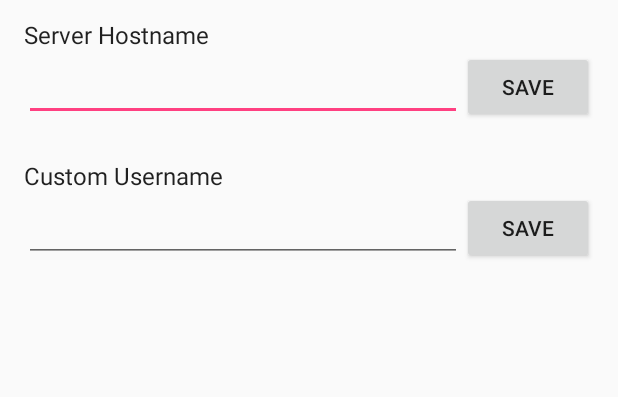
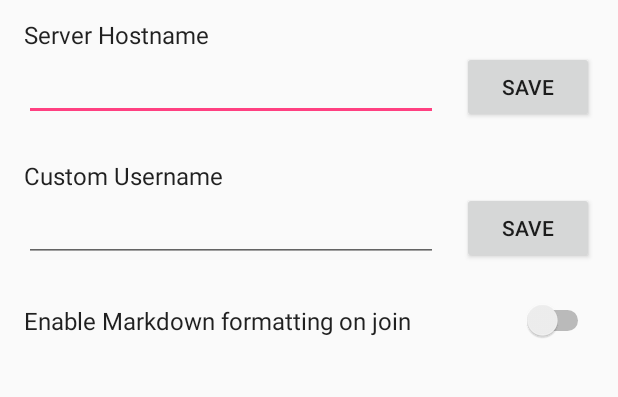
Before and after one commit to dylanburati/CNChat, an Android app: the screen it shows after launch (MainActivity), after a tap on "SETTINGS", on a phone screen of 412 x 824 dp, the part 314-711 px from its top. Run offline under Robolectric (Android 15) with nearby library versions, the phone set to English and light mode, and no system bars; 1 other tap on this screen came first.

Commit message:
app: r1.0, or near enough as makes no matter

```diff
--- a/android-app/src/main/java/com/disciple/basedworld/cnchat/MainActivity.java
+++ b/android-app/src/main/java/com/disciple/basedworld/cnchat/MainActivity.java
@@ -21,9 +21,11 @@ import android.util.Log;
 import android.view.View;
 import android.view.animation.Animation;
 import android.view.animation.AnimationUtils;
+import android.widget.CompoundButton;
 import android.widget.EditText;
 import android.widget.RelativeLayout;
 import android.widget.ScrollView;
+import android.widget.Switch;
 import android.widget.TextView;
 
 import com.disciple.basedworld.cnchat.ChatUtils.ChatCrypt;
@@ -69,6 +71,7 @@ public class MainActivity extends AppCompatActivity {
     private ScrollView scrollView;
     private EditText serverPref;
     private EditText customNamePref;
+    private Switch markdownPref;
     private int layoutHeight;
     private Handler uiHandler = new Handler() {
         @Override
@@ -81,6 +84,7 @@ public class MainActivity extends AppCompatActivity {
     private String hostName = "";
     private String userName;
     private String uuid = null;
+    private boolean markdown = false;
     private final java.util.List<String> userNames = new ArrayList<>();
     private final Random random = new Random();
     private URL host;
@@ -153,6 +157,20 @@ public class MainActivity extends AppCompatActivity {
                     "Donald Trump", "Hillary Clinton", "Jesus", "VN", "Uncle Phil",
                     "Watery Westin", "A Wild KB");
         }
+        markdownPref = (Switch) findViewById(R.id.markdownPref);
+        markdownPref.setOnCheckedChangeListener(new CompoundButton.OnCheckedChangeListener() {
+            @Override
+            public void onCheckedChanged(CompoundButton buttonView, boolean isChecked) {
+                if(uuid == null) {
+                    markdown = isChecked;
+                }
+                SharedPreferences.Editor editor = prefs.edit();
+                editor.putBoolean("markdown", isChecked);
+                editor.apply();
+            }
+        });
+        markdown = prefs.getBoolean("markdown", false);
+        markdownPref.setChecked(markdown);
     }
 
     @Override
@@ -322,6 +340,9 @@ public class MainActivity extends AppCompatActivity {
                 Log.d("CNChat", "ChatCrypt", e);
             }
             enqueue((char) 6 + userName);
+            if(markdown) {
+                enqueue("" + (char) 17);
+            }
             power.setBackgroundColor(Color.parseColor("#23EC153F"));
             power.setText(res.getString(R.string.power1));
 
--- a/android-app/src/main/res/layout/activity_main.xml
+++ b/android-app/src/main/res/layout/activity_main.xml
@@ -102,6 +102,7 @@
 
                 <EditText
                     android:layout_weight="1"
+                    android:layout_width="0dp"
                     android:layout_height="wrap_content"
                     android:inputType="textMultiLine|textNoSuggestions|textVisiblePassword"
                     android:ems="10"
@@ -115,6 +116,7 @@
 
                 <Button
                     style="?android:attr/buttonStyleSmall"
+                    android:layout_weight="0"
                     android:layout_width="wrap_content"
                     android:layout_height="wrap_content"
                     android:text="@string/send"
@@ -197,7 +199,9 @@
 
                     <EditText
                         android:layout_weight="1"
+                        android:layout_width="0dp"
                         android:layout_height="wrap_content"
+                        android:layout_marginRight="16dp"
                         android:inputType="textNoSuggestions|textVisiblePassword"
                         android:ems="10"
                         android:textColor="#DF000000"
@@ -206,6 +210,7 @@
                         android:maxLines="1"/>
 
                     <Button
+                        android:layout_weight="0"
                         android:layout_width="wrap_content"
                         android:layout_height="wrap_content"
                         android:text="@string/save"
@@ -233,7 +238,9 @@
 
                     <EditText
                         android:layout_weight="1"
+                        android:layout_width="0dp"
                         android:layout_height="wrap_content"
+                        android:layout_marginRight="16dp"
                         android:inputType="textNoSuggestions|textVisiblePassword"
                         android:ems="10"
                         android:textColor="#DF000000"
@@ -242,6 +249,7 @@
                         android:maxLines="1"/>
 
                     <Button
+                        android:layout_weight="0"
                         android:layout_width="wrap_content"
                         android:layout_height="wrap_content"
                         android:text="@string/save"
@@ -250,6 +258,24 @@
                         android:onClick="customNameSave"/>
 
                 </TableRow>
+
+                <TableRow
+                    android:layout_width="match_parent"
+                    android:layout_height="match_parent"
+                    android:paddingBottom="24dp">
+
+                    <Switch
+                        android:layout_weight="1"
+                        android:layout_width="0dp"
+                        android:layout_height="wrap_content"
+                        android:switchPadding="16dp"
+                        android:text="@string/markdown"
+                        android:textColor="#DF000000"
+                        android:textSize="16sp"
+                        android:checked="false"
+                        android:id="@+id/markdownPref"/>
+
+                </TableRow>
             </TableLayout>
         </RelativeLayout>
     </ScrollView>
--- a/android-app/src/main/res/values/strings.xml
+++ b/android-app/src/main/res/values/strings.xml
@@ -15,4 +15,5 @@
     <string name="help">
     In CNChat, commands start with a colon (:)\nSend the command :help for more info.\n\nNote: Changes to these settings won\'t take effect until the next time you join the chat.
     </string>
+    <string name="markdown">Enable Markdown formatting on join</string>
 </resources>
```
Also changed, not shown: 2 other files. Lines whose indentation alone changed are shown as unchanged.
